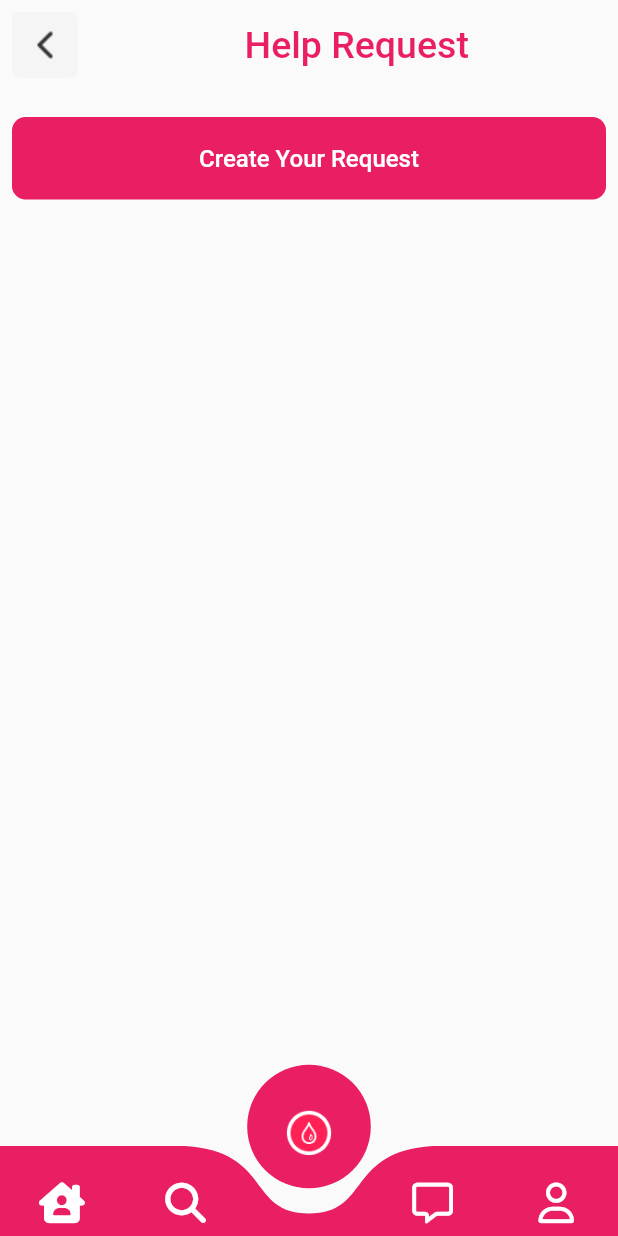
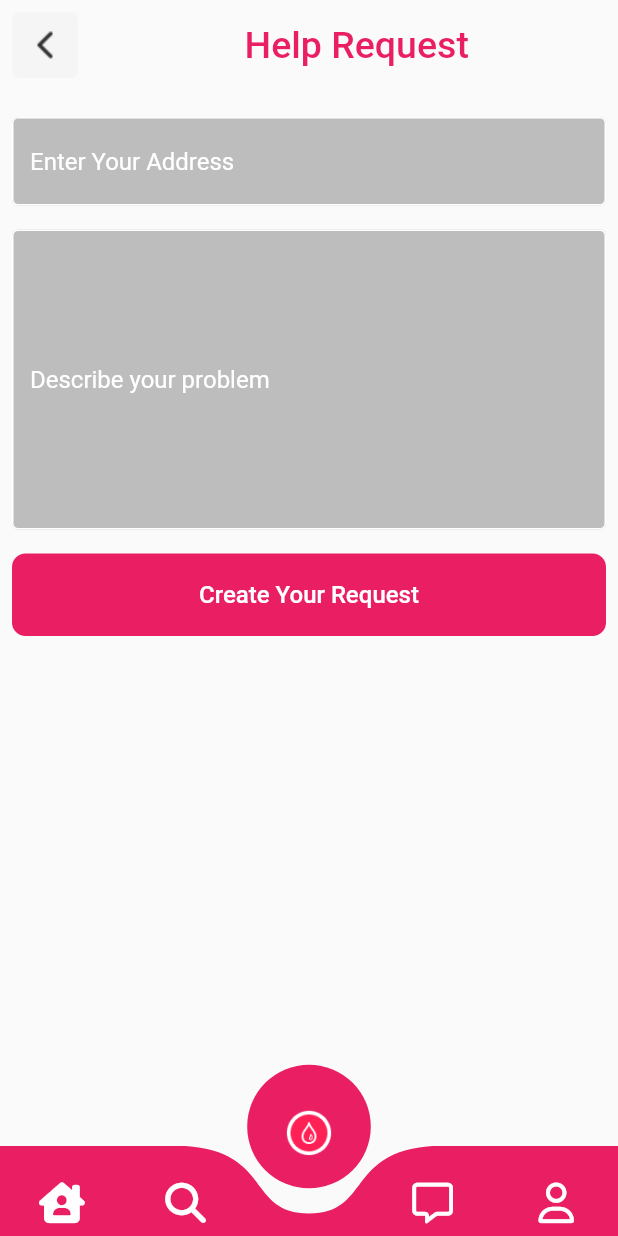
Before and after one commit to pikigene01/cancerconnector, a Flutter app: the screen it shows once a user with an empty profile is signed in, item 3 of the bottom bar chosen, after a tap on "Create Your Request", on a phone screen of 412 x 824 dp. Run offline on Flutter 3.47's test engine with Material 2 defaults, Android fonts, the phone set to English and light mode, and no system bars; drawn by our look-alikes of curved_navigation_bar; our stand-ins replace card_swiper, cloud_firestore, firebase_auth, firebase_core, font_awesome_flutter, get; accounts and stored records are empty.

Commit message:
update create request page

```diff
--- a/lib/pages/createrequest.dart
+++ b/lib/pages/createrequest.dart
@@ -1,5 +1,6 @@
 import 'package:cancerconnector/widgets/bottombar.dart';
 import 'package:cancerconnector/widgets/custom_btn.dart';
+import 'package:cancerconnector/widgets/my_text_fields.dart';
 import 'package:cancerconnector/widgets/topbar.dart';
 import 'package:flutter/material.dart';
 
@@ -11,6 +12,12 @@ class CreateRequestPage extends StatefulWidget {
 }
 
 class _CreateRequestPageState extends State<CreateRequestPage> {
+  var addressController = TextEditingController();
+  var problemDescriptionController = TextEditingController();
+  void createRequest() {
+    print("creating new request");
+  }
+
   @override
   Widget build(BuildContext context) {
     var size = MediaQuery.of(context).size;
@@ -29,7 +36,23 @@ class _CreateRequestPageState extends State<CreateRequestPage> {
           const SizedBox(
             height: 10,
           ),
-          MyCustomBtn(onTap: () {}, buttonText: "Create Your Request"),
+          Padding(
+            padding: const EdgeInsets.all(8.0),
+            child: MyTextFieldWidget(
+                controller: addressController,
+                hintText: "Enter Your Address",
+                obscureText: false,
+                isBigInput: false),
+          ),
+          Padding(
+            padding: const EdgeInsets.all(8.0),
+            child: MyTextFieldWidget(
+                controller: problemDescriptionController,
+                hintText: "Describe your problem",
+                obscureText: false,
+                isBigInput: true),
+          ),
+          MyCustomBtn(onTap: createRequest, buttonText: "Create Your Request"),
         ],
       )),
     );
```
